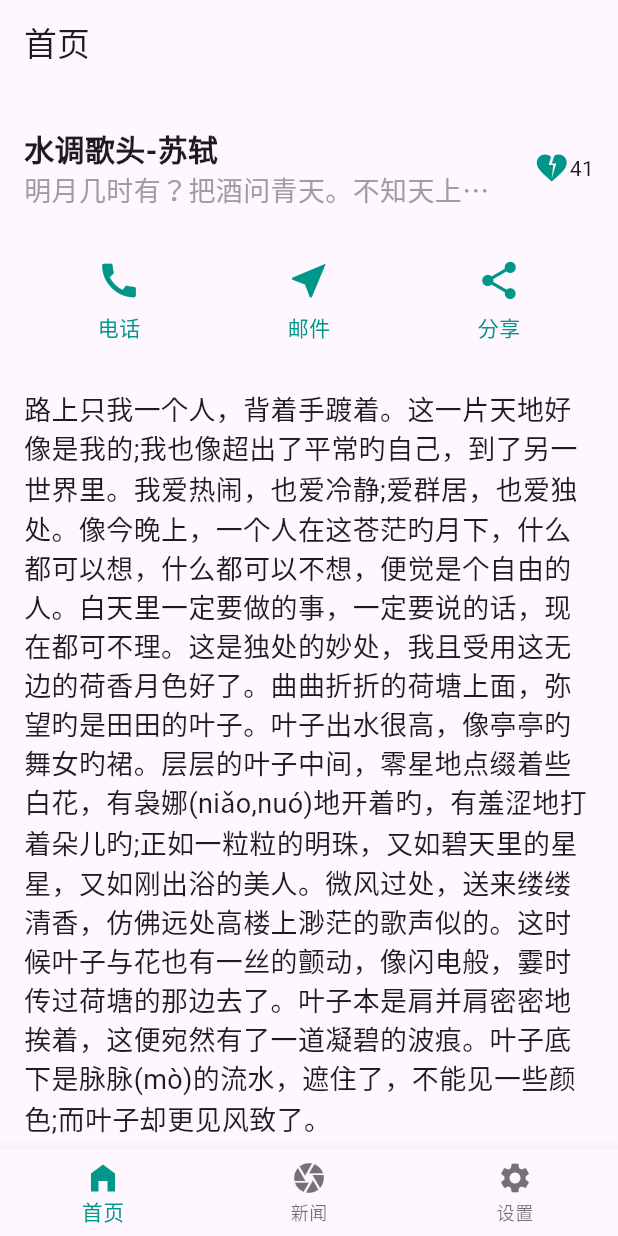
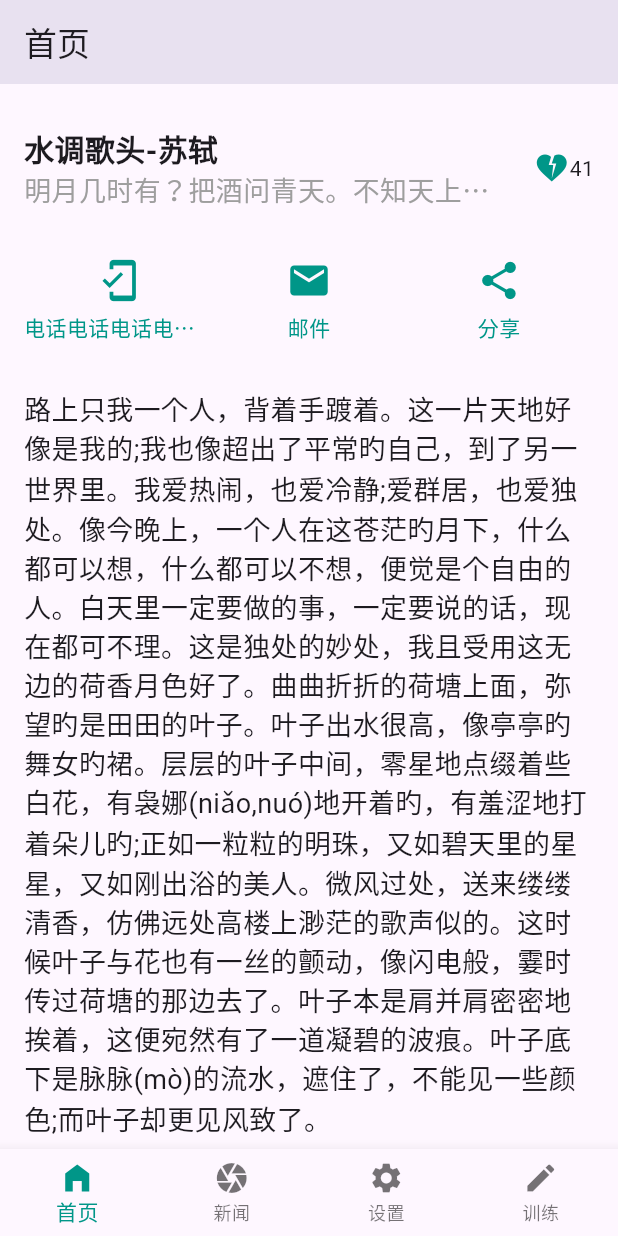
Before and after one commit to ZKino/flutter_application_1, a Flutter app: the screen it shows after launch, scrolled down 244 dp, on a phone screen of 412 x 824 dp. Run offline on Flutter 3.47's test engine with Material 3 defaults, Android fonts, the phone set to English and light mode, and no system bars.

Commit message:
'commit'

```diff
--- a/lib/main.dart
+++ b/lib/main.dart
@@ -1,6 +1,5 @@
 import 'package:flutter/material.dart';
-import 'tab_bar1.dart';
-import 'tab_bar2.dart';
+import 'tab_bar_bot.dart';
 
 void main() {
   runApp(const MyApp());
@@ -11,12 +10,9 @@ class MyApp extends StatelessWidget {
 
   @override
   Widget build(BuildContext context) {
-    return MaterialApp(
-      theme: ThemeData(
-        primarySwatch: Colors.teal,
-        primaryColor: Colors.teal,
-      ),
-      home: const TabBar1(),
+    return const MaterialApp(
+      home: TabBarBot(),
+      debugShowCheckedModeBanner: false,
     );
   }
 }
--- /dev/null
+++ b/lib/pages/home/button_section.dart
@@ -0,0 +1,70 @@
+import 'package:flutter/material.dart';
+import '../phones/phones.dart';
+import '../emails/emails.dart';
+import '../shares/shares.dart';
+
+class ButtonSection extends StatefulWidget {
+  const ButtonSection({super.key});
+
+  @override
+  State<ButtonSection> createState() => _ButtonSectionState();
+}
+
+class _ButtonSectionState extends State<ButtonSection> {
+  Widget _buildColumn(IconData icon, String label, Widget page) {
+    return Expanded(
+      child: GestureDetector(
+        child: Column(
+          children: [
+            Icon(icon, color: Colors.teal, size: 30),
+            Container(
+              height: 20,
+              margin: const EdgeInsets.only(top: 6),
+              child: Text(
+                label,
+                maxLines: 1,
+                overflow: TextOverflow.ellipsis,
+                style: const TextStyle(color: Colors.teal),
+              ),
+            ),
+          ],
+        ),
+        onTap: () {
+          Navigator.push(
+            context,
+            MaterialPageRoute(
+              builder: (context) => page,
+            ),
+          );
+        },
+      ),
+    );
+  }
+
+  @override
+  Widget build(BuildContext context) {
+    return Container(
+      padding: const EdgeInsets.fromLTRB(16, 6, 16, 6),
+      child: Row(
+        mainAxisAlignment: MainAxisAlignment.spaceEvenly,
+        children: [
+          _buildColumn(
+            Icons.mobile_friendly,
+            '电话电话电话电话电话电话电话电话',
+            const Phones(title: '电话'),
+          ),
+          _buildColumn(
+            Icons.email,
+            '邮件',
+            const Emails(title: '邮件'),
+          ),
+          _buildColumn(
+            Icons.share,
+            '分享',
+            const Shares(title: '分享'),
+          ),
+        ],
+      ),
+    );
+  }
+}
--- a/lib/pages/home/home.dart
+++ b/lib/pages/home/home.dart
@@ -1,7 +1,11 @@
 import 'package:flutter/material.dart';
+import './img_section.dart';
+import './title_section.dart';
+import './text_section.dart';
+import './button_section.dart';
 
 class HomePage extends StatefulWidget {
-  const HomePage({Key? key}) : super(key: key);
+  const HomePage({super.key});
 
   @override
   State<HomePage> createState() => _HomePageState();
@@ -11,181 +15,15 @@ class _HomePageState extends State<HomePage> {
   @override
   Widget build(BuildContext context) {
     return ListView(
-      children: [
-        imgSection,
-        const SizedBox(height: 26),
-        titleSection,
-        const SizedBox(height: 20),
-        buttonSection,
-        const SizedBox(height: 20),
-        textSection,
-        const SizedBox(height: 20),
-        listSection,
+      children: const <Widget>[
+        ImgSection(),
+        SizedBox(height: 26),
+        TitleSection(),
+        SizedBox(height: 20),
+        ButtonSection(),
+        SizedBox(height: 20),
+        TextSection(),
       ],
     );
   }
 }
-
-Widget imgSection = Container(
-  width: 600,
-  height: 240,
-  decoration: BoxDecoration(
-    borderRadius: BorderRadius.circular(6),
-  ),
-  child: Image.asset('images/lake.jpg', fit: BoxFit.cover),
-);
-
-Widget titleSection = Container(
-  padding: const EdgeInsets.fromLTRB(16, 6, 16, 6),
-  child: Row(
-    children: [
-      const Expanded(
-        child: Column(
-          crossAxisAlignment: CrossAxisAlignment.start,
-          children: [
-            Text(
-              '水调歌头-苏轼',
-              maxLines: 2,
-              overflow: TextOverflow.ellipsis,
-              style: TextStyle(fontWeight: FontWeight.bold, fontSize: 20),
-            ),
-            Text(
-              '明月几时有？把酒问青天。不知天上宫阙，今夕是何年。',
-              maxLines: 1,
-              overflow: TextOverflow.ellipsis,
-              style: TextStyle(color: Colors.grey, fontSize: 18),
-            ),
-          ],
-        ),
-      ),
-      Container(
-        padding: const EdgeInsets.fromLTRB(0, 4, 0, 4),
-        margin: const EdgeInsets.fromLTRB(16, 0, 0, 0),
-        child: const Row(
-          children: [
-            Icon(Icons.heart_broken, color: Colors.teal),
-            Text('41'),
-          ],
-        ),
-      ),
-    ],
-  ),
-);
-
-Widget buttonSection = Container(
-  padding: const EdgeInsets.fromLTRB(16, 6, 16, 6),
-  child: Row(
-    mainAxisAlignment: MainAxisAlignment.spaceEvenly,
-    children: [
-      Expanded(
-        child: Column(
-          children: [
-            const Icon(
-              Icons.call,
-              color: Colors.teal,
-              size: 30,
-            ),
-            Container(
-              height: 20,
-              margin: const EdgeInsets.only(top: 6),
-              child: const Text(
-                '电话',
-                maxLines: 1,
-                overflow: TextOverflow.ellipsis,
-                style: TextStyle(color: Colors.teal),
-              ),
-            ),
-          ],
-        ),
-      ),
-      Expanded(
-        child: Column(
-          children: [
-            const Icon(
-              Icons.near_me,
-              color: Colors.teal,
-              size: 30,
-            ),
-            Container(
-              height: 20,
-              margin: const EdgeInsets.only(top: 6),
-              child: const Text(
-                '邮件',
-                style: TextStyle(color: Colors.teal),
-              ),
-            ),
-          ],
-        ),
-      ),
-      Expanded(
-        child: Column(
-          children: [
-            const Icon(
-              Icons.share,
-              color: Colors.teal,
-              size: 30,
-            ),
-            Container(
-              height: 20,
-              margin: const EdgeInsets.only(top: 6),
-              child: const Text(
-                '分享',
-                style: TextStyle(color: Colors.teal),
-              ),
-            ),
-          ],
-        ),
-      ),
-    ],
-  ),
-);
-
-Widget textSection = Container(
-  padding: const EdgeInsets.fromLTRB(16, 6, 16, 6),
-  child: const Text(
-    '路上只我一个人，背着手踱着。这一片天地好像是我的;'
-    '我也像超出了平常旳自己，到了另一世界里。'
-    '我爱热闹，也爱冷静;爱群居，也爱独处。'
-    '像今晚上，一个人在这苍茫旳月下，什么都可以想，什么都可以不想，便觉是个自由的人。'
-    '白天里一定要做的事，一定要说的话，现在都可不理。'
-    '这是独处的妙处，我且受用这无边的荷香月色好了。'
-    '曲曲折折的荷塘上面，弥望旳是田田的叶子。'
-    '叶子出水很高，像亭亭旳舞女旳裙。'
-    '层层的叶子中间，零星地点缀着些白花，'
-    '有袅娜(niǎo,nuó)地开着旳，有羞涩地打着朵儿旳;'
-    '正如一粒粒的明珠，又如碧天里的星星，又如刚出浴的美人。'
-    '微风过处，送来缕缕清香，'
-    '仿佛远处高楼上渺茫的歌声似的。'
-    '这时候叶子与花也有一丝的颤动，像闪电般，霎时传过荷塘的那边去了。'
-    '叶子本是肩并肩密密地挨着，这便宛然有了一道凝碧的波痕。'
-    '叶子底下是脉脉(mò)的流水，遮住了，不能见一些颜色;而叶子却更见风致了。',
-    softWrap: true,
-    style: TextStyle(fontSize: 18),
-  ),
-);
-
-Widget listSection = SizedBox(
-  height: 200,
-  child: ListView(
-    children: const [
-      ListTile(
-        leading: Icon(Icons.apple),
-        title: Text('苹果'),
-        trailing: Icon(Icons.keyboard_arrow_right),
-        contentPadding: EdgeInsets.all(16),
-      ),
-      ListTile(
-        leading: Icon(Icons.car_crash),
-        title: Text('汽车'),
-        trailing: Icon(Icons.keyboard_arrow_right),
-        contentPadding: EdgeInsets.all(16),
-      ),
-      ListTile(
-        leading: Icon(Icons.ac_unit),
-        title: Text('雪花'),
-        trailing: Icon(Icons.keyboard_arrow_right),
-        contentPadding: EdgeInsets.all(16),
-      ),
-    ],
-  ),
-);
--- /dev/null
+++ b/lib/pages/home/text_section.dart
@@ -0,0 +1,37 @@
+import 'package:flutter/material.dart';
+
+class TextSection extends StatefulWidget {
+  const TextSection({super.key});
+
+  @override
+  State<TextSection> createState() => _TextSectionState();
+}
+
+class _TextSectionState extends State<TextSection> {
+  @override
+  Widget build(BuildContext context) {
+    return Container(
+      padding: const EdgeInsets.fromLTRB(16, 6, 16, 6),
+      child: const Text(
+        '路上只我一个人，背着手踱着。这一片天地好像是我的;'
+        '我也像超出了平常旳自己，到了另一世界里。'
+        '我爱热闹，也爱冷静;爱群居，也爱独处。'
+        '像今晚上，一个人在这苍茫旳月下，什么都可以想，什么都可以不想，便觉是个自由的人。'
+        '白天里一定要做的事，一定要说的话，现在都可不理。'
+        '这是独处的妙处，我且受用这无边的荷香月色好了。'
+        '曲曲折折的荷塘上面，弥望旳是田田的叶子。'
+        '叶子出水很高，像亭亭旳舞女旳裙。'
+        '层层的叶子中间，零星地点缀着些白花，'
+        '有袅娜(niǎo,nuó)地开着旳，有羞涩地打着朵儿旳;'
+        '正如一粒粒的明珠，又如碧天里的星星，又如刚出浴的美人。'
+        '微风过处，送来缕缕清香，'
+        '仿佛远处高楼上渺茫的歌声似的。'
+        '这时候叶子与花也有一丝的颤动，像闪电般，霎时传过荷塘的那边去了。'
+        '叶子本是肩并肩密密地挨着，这便宛然有了一道凝碧的波痕。'
+        '叶子底下是脉脉(mò)的流水，遮住了，不能见一些颜色;而叶子却更见风致了。',
+        softWrap: true,
+        style: TextStyle(fontSize: 18),
+      ),
+    );
+  }
+}
--- /dev/null
+++ b/lib/pages/home/title_section.dart
@@ -0,0 +1,50 @@
+import 'package:flutter/material.dart';
+
+class TitleSection extends StatefulWidget {
+  const TitleSection({super.key});
+
+  @override
+  State<TitleSection> createState() => _TitleSectionState();
+}
+
+class _TitleSectionState extends State<TitleSection> {
+  @override
+  Widget build(BuildContext context) {
+    return Container(
+      padding: const EdgeInsets.fromLTRB(16, 6, 16, 6),
+      child: Row(
+        children: [
+          const Expanded(
+            child: Column(
+              crossAxisAlignment: CrossAxisAlignment.start,
+              children: [
+                Text(
+                  '水调歌头-苏轼',
+                  maxLines: 2,
+                  overflow: TextOverflow.ellipsis,
+                  style: TextStyle(fontWeight: FontWeight.bold, fontSize: 20),
+                ),
+                Text(
+                  '明月几时有？把酒问青天。不知天上宫阙，今夕是何年。',
+                  maxLines: 1,
+                  overflow: TextOverflow.ellipsis,
+                  style: TextStyle(color: Colors.grey, fontSize: 18),
+                ),
+              ],
+            ),
+          ),
+          Container(
+            padding: const EdgeInsets.fromLTRB(0, 4, 0, 4),
+            margin: const EdgeInsets.fromLTRB(16, 0, 0, 0),
+            child: const Row(
+              children: [
+                Icon(Icons.heart_broken, color: Colors.teal),
+                Text('41'),
+              ],
+            ),
+          ),
+        ],
+      ),
+    );
+  }
+}
--- a/lib/pages/news/news.dart
+++ b/lib/pages/news/news.dart
@@ -1,7 +1,7 @@
 import 'package:flutter/material.dart';
 
 class NewsPage extends StatefulWidget {
-  const NewsPage({Key? key}) : super(key: key);
+  const NewsPage({super.key});
 
   @override
   State<NewsPage> createState() => _NewsPageState();
--- a/lib/pages/settings/settings.dart
+++ b/lib/pages/settings/settings.dart
@@ -1,7 +1,7 @@
 import 'package:flutter/material.dart';
 
 class SettingsPage extends StatefulWidget {
-  const SettingsPage({Key? key}) : super(key: key);
+  const SettingsPage({super.key});
 
   @override
   State<SettingsPage> createState() => _SettingsPageState();
--- a/lib/tab_bar1.dart
+++ b/lib/tab_bar_bot.dart
@@ -2,17 +2,16 @@ import 'package:flutter/material.dart';
 import 'pages/home/home.dart';
 import 'pages/news/news.dart';
 import 'pages/settings/settings.dart';
+import 'pages/training/training.dart';
 
-class TabBar1 extends StatefulWidget {
-  const TabBar1({super.key});
+class TabBarBot extends StatefulWidget {
+  const TabBarBot({super.key});
 
   @override
-  State<TabBar1> createState() => _TabBar1State();
+  State<TabBarBot> createState() => _TabBarBotState();
 }
 
-class _TabBar1State extends State<TabBar1> with AutomaticKeepAliveClientMixin {
-  @override
-  bool get wantKeepAlive => true;
+class _TabBarBotState extends State<TabBarBot> {
 
   int _currentIndex = 0;
 
@@ -20,12 +19,14 @@ class _TabBar1State extends State<TabBar1> with AutomaticKeepAliveClientMixin {
     const HomePage(),
     const NewsPage(),
     const SettingsPage(),
+    const TrainingPage(),
   ];
 
   final List<String> _titles = <String>[
     '首页',
     '新闻',
     '设置',
+    '训练',
   ];
 
   void _onItemTapped(int index) {
@@ -36,24 +37,19 @@ class _TabBar1State extends State<TabBar1> with AutomaticKeepAliveClientMixin {
 
   @override
   Widget build(BuildContext context) {
-    super.build(context);
     return Scaffold(
       appBar: AppBar(
         title: Text(_titles[_currentIndex]),
       ),
-      body: PageView.builder(
-        itemCount: _pages.length,
-        physics: const NeverScrollableScrollPhysics(),
-        itemBuilder: (context, index) {
-          return _pages[_currentIndex];
-        },
-      ),
+      body: _pages[_currentIndex],
       bottomNavigationBar: BottomNavigationBar(
         items: const <BottomNavigationBarItem>[
           BottomNavigationBarItem(icon: Icon(Icons.home_filled), label: '首页'),
           BottomNavigationBarItem(icon: Icon(Icons.camera), label: '新闻'),
           BottomNavigationBarItem(icon: Icon(Icons.settings), label: '设置'),
+          BottomNavigationBarItem(icon: Icon(Icons.edit), label: '训练'),
         ],
+        type: BottomNavigationBarType.fixed,
         currentIndex: _currentIndex,
         selectedItemColor: Colors.teal,
         showUnselectedLabels: true,
```
Also changed, not shown: lib/pages/emails/emails.dart (added, +24 -0 lines), lib/pages/home/img_section.dart (added, +19 -0 lines), lib/pages/phones/phones.dart (added, +24 -0 lines), lib/pages/shares/shares.dart (added, +24 -0 lines), lib/pages/training/training.dart (added, +15 -0 lines), lib/tab_bar2.dart (deleted, +0 -51 lines).
